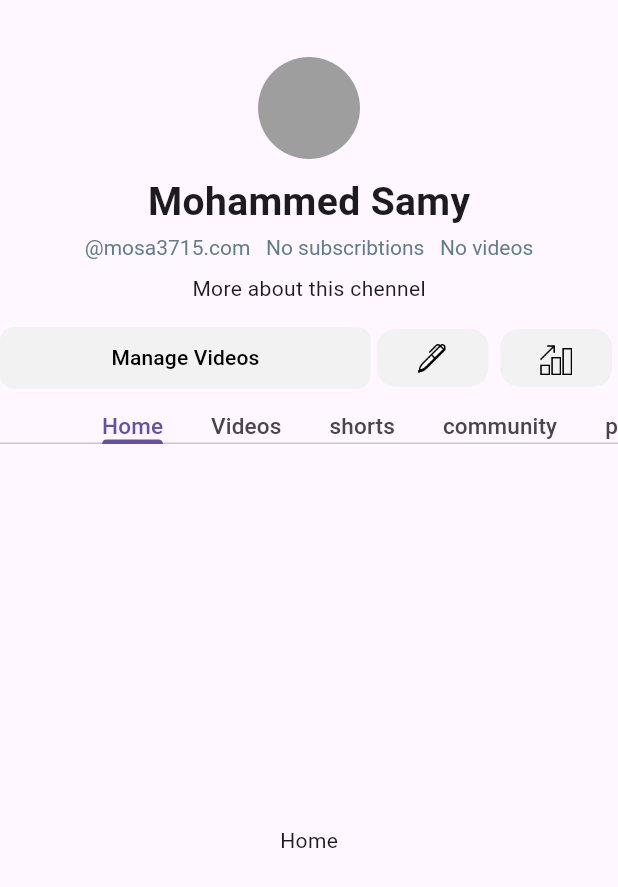
After one commit to Mo-spac/you_tube, a Flutter app: the screen it shows once a user with an empty profile is signed in, on a phone screen of 412 x 824 dp. The commit adds this screen. Shown: the top 887 px of the screen. Run offline on Flutter 3.47's test engine with Material 3 defaults, Android fonts, the phone set to English and light mode, and no system bars; our stand-ins replace cached_network_image, cloud_firestore, firebase_auth, firebase_core, flutter_riverpod, google_sign_in; accounts and stored records are empty.

Commit message:
refactore My Channel Page UI

```diff
--- /dev/null
+++ b/lib/features/channel/my_channel/parts/buttons.dart
@@ -0,0 +1,55 @@
+import 'package:flutter/material.dart';
+import 'package:you_tube/core/colors.dart';
+import 'package:you_tube/core/widgets/image_button.dart';
+
+class Buttons extends StatelessWidget {
+  const Buttons({super.key});
+
+  @override
+  Widget build(BuildContext context) {
+    return Column(
+      children: [
+        Padding(
+          padding: const EdgeInsets.only(top: 16),
+          child: Row(
+            children: [
+              Expanded(
+                flex: 3,
+                child: Container(
+                  height: 41,
+                  decoration: BoxDecoration(
+                    color: softBlueGreyBackGround,
+                    borderRadius: BorderRadius.circular(9),
+                  ),
+                  child: TextButton(
+                    onPressed: () {},
+                    child: Text(
+                      "Manage Videos",
+                      style: TextStyle(
+                        color: Colors.black,
+                      ),
+                    ),
+                  ),
+                ),
+              ),
+              Expanded(
+                child: ImageButton(
+                  onPressed: () {},
+                  image: "pen.png",
+                  haveColor: true,
+                ),
+              ),
+              Expanded(
+                child: ImageButton(
+                  onPressed: () {},
+                  image: "time-watched.png",
+                  haveColor: true,
+                ),
+              ),
+            ],
+          ),
+        ),
+      ],
+    );
+  }
+}
--- /dev/null
+++ b/lib/features/channel/my_channel/parts/tab_bar.dart
@@ -0,0 +1,30 @@
+import 'package:flutter/material.dart';
+
+class PageTabBar extends StatelessWidget {
+  const PageTabBar({super.key});
+
+  @override
+  Widget build(BuildContext context) {
+    return Padding(
+      padding: const EdgeInsets.only(top: 14),
+      child: TabBar(
+        isScrollable: true,
+        labelStyle: TextStyle(
+          fontSize: 15,
+          fontWeight: FontWeight.w500,
+        ),
+        indicatorSize: TabBarIndicatorSize.label,
+        indicatorPadding: EdgeInsets.only(top: 12),
+        tabs: [
+          Text("Home"),
+          Text("Videos"),
+          Text("shorts"),
+          Text("community"),
+          Text("playlists"),
+          Text("channels"),
+          Text("about"),
+        ],
+      ),
+    );
+  }
+}
--- /dev/null
+++ b/lib/features/channel/my_channel/parts/tab_bar_view.dart
@@ -0,0 +1,34 @@
+import 'package:flutter/material.dart';
+
+class TabPages extends StatelessWidget {
+  const TabPages({super.key});
+
+  @override
+  Widget build(BuildContext context) {
+    return Expanded(
+      child: TabBarView(children: [
+        Center(
+          child: Text("Home"),
+        ),
+        Center(
+          child: Text("Videos"),
+        ),
+        Center(
+          child: Text("shorts"),
+        ),
+        Center(
+          child: Text("community"),
+        ),
+        Center(
+          child: Text("playlists"),
+        ),
+        Center(
+          child: Text("channel"),
+        ),
+        Center(
+          child: Text("about"),
+        ),
+      ]),
+    );
+  }
+}
--- /dev/null
+++ b/lib/features/channel/my_channel/parts/top_header.dart
@@ -0,0 +1,44 @@
+import 'package:flutter/material.dart';
+
+class TopHeader extends StatelessWidget {
+  const TopHeader({super.key});
+
+  @override
+  Widget build(BuildContext context) {
+    return Column(
+      children: [
+        Center(
+          child: CircleAvatar(
+            radius: 34,
+            backgroundColor: Colors.grey,
+          ),
+        ),
+        Padding(
+          padding: const EdgeInsets.only(top: 10, bottom: 4),
+          child: Text(
+            "Mohammed Samy",
+            style: TextStyle(
+              fontSize: 26,
+              fontWeight: FontWeight.bold,
+            ),
+          ),
+        ),
+        Padding(
+          padding: const EdgeInsets.only(bottom: 9),
+          child: RichText(
+            text: TextSpan(
+              style: TextStyle(
+                color: Colors.blueGrey,
+              ),
+              children: [
+                TextSpan(text: "@mosa3715.com   "),
+                TextSpan(text: "No subscribtions   "),
+                TextSpan(text: "No videos"),
+              ],
+            ),
+          ),
+        ),
+      ],
+    );
+  }
+}
```
Also changed, not shown: lib/features/channel/my_channel/pages/my_channel_screen.dart (+10 -117 lines).
